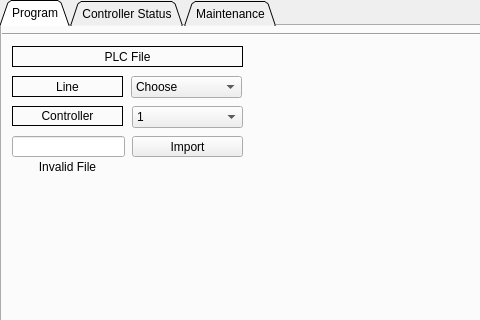
The window that DevEnv/src/TrackControllerSW/src/TrackControllerSW.ui (Prem-125/TRAINS) describes before a commit, drawn with Qt 5; both pictures show x 0 to 480 and y 0 to 320 of the 579 by 425 pixel window.
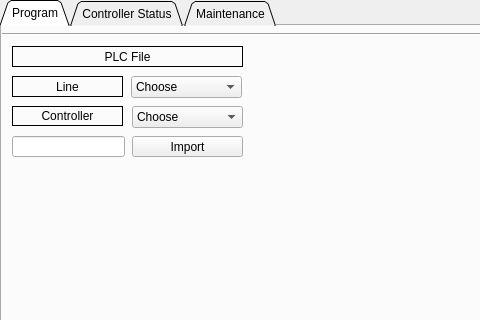
The same window after the commit. The open tabs and pages were chosen to show the change.

```diff
--- a/DevEnv/src/TrackControllerSW/src/TrackControllerSW.ui
+++ b/DevEnv/src/TrackControllerSW/src/TrackControllerSW.ui
@@ -113,13 +113,13 @@
       <property name="geometry">
        <rect>
         <x>10</x>
-        <y>130</y>
+        <y>140</y>
         <width>111</width>
         <height>21</height>
        </rect>
       </property>
       <property name="text">
-       <string>Invalid File</string>
+       <string/>
       </property>
       <property name="alignment">
        <set>Qt::AlignCenter</set>
@@ -197,6 +197,11 @@
         <height>22</height>
        </rect>
       </property>
+      <item>
+       <property name="text">
+        <string>Choose</string>
+       </property>
+      </item>
       <item>
        <property name="text">
         <string>1</string>
```
Left out of the diff: 34 changed lines with no effect on the pictures.
